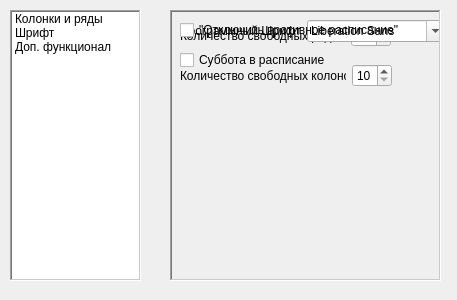
Qt form UI/settings.ui (Stormev/Schedule_Generator) before a commit.
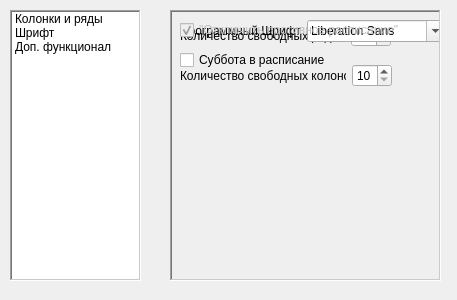
The same form after that commit.

The edit to the form file:
```diff
--- a/UI/settings.ui
+++ b/UI/settings.ui
@@ -247,9 +247,15 @@
      </property>
      <item row="0" column="0">
       <widget class="QCheckBox" name="checkBox_negative">
+       <property name="enabled">
+        <bool>false</bool>
+       </property>
        <property name="text">
         <string>&quot;Отключить противное расписание&quot;</string>
        </property>
+       <property name="checked">
+        <bool>true</bool>
+       </property>
       </widget>
      </item>
      <item row="1" column="0">
```
